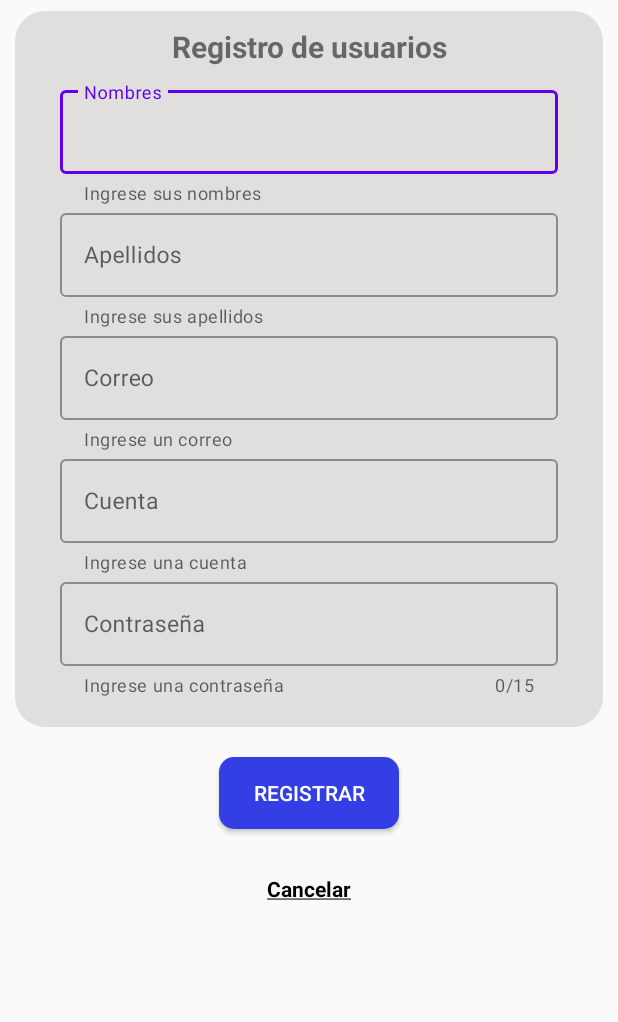
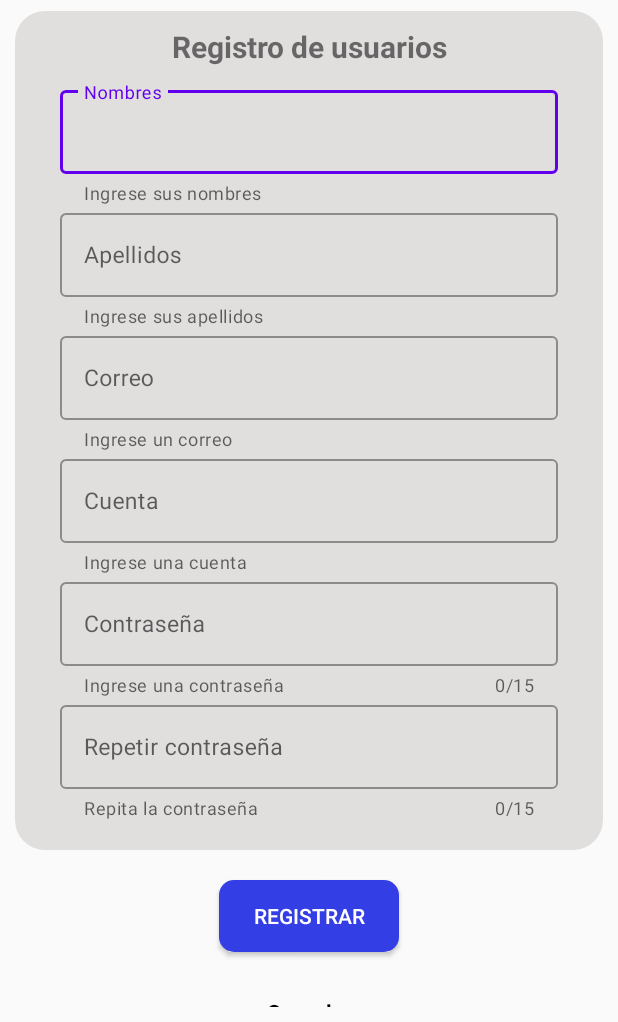
Before and after one commit to DanDelac/Proyecto, an Android app: the Register screen opened directly, with no data from a screen before it, on a phone screen of 412 x 824 dp, the part 214-1236 px from its top. Run offline under Robolectric (Android 15) with nearby library versions, the phone set to English and light mode, and no system bars; our stand-ins replace Volley; network calls fail.

Commit message:
Frontend V2.0 Corrección de mensajes

```diff
--- a/app/src/main/java/com/example/proyecto/ui/Register/Register.java
+++ b/app/src/main/java/com/example/proyecto/ui/Register/Register.java
@@ -32,7 +32,7 @@ import java.nio.charset.StandardCharsets;
 
 
 public class Register extends AppCompatActivity  {
-    TextInputEditText edtNombre, edtApellidos, edtCorreo, edtCuenta, edtContra;
+    TextInputEditText edtNombre, edtApellidos, edtCorreo, edtCuenta, edtContra,edtContra2;
     Button btnRegistrar;
     TextView txtCancelar;
 
@@ -52,6 +52,7 @@ public class Register extends AppCompatActivity  {
         edtCorreo = findViewById(R.id.edtReEmail);
         edtCuenta = findViewById(R.id.edtReAccount);
         edtContra = findViewById(R.id.edtRePassword);
+        edtContra2 = findViewById(R.id.edtRePassword2);
 
         txtCancelar = findViewById(R.id.txtReCancelar);
         btnRegistrar = findViewById(R.id.btnReRegistrar);
@@ -62,14 +63,15 @@ public class Register extends AppCompatActivity  {
             @Override
             public void onClick(View view) {
                 if(edtApellidos.getText().toString().replace(" ","").isEmpty()
-                ||edtContra.getText().toString().replace(" ","").isEmpty()
-                ||edtCorreo.getText().toString().replace(" ","").isEmpty()
-                ||edtCuenta.getText().toString().replace(" ","").isEmpty()
-                ||edtNombre.getText().toString().replace(" ","").isEmpty())
+                    ||edtContra.getText().toString().replace(" ","").isEmpty()
+                    ||edtContra2.getText().toString().replace(" ","").isEmpty()
+                    ||edtCorreo.getText().toString().replace(" ","").isEmpty()
+                    ||edtCuenta.getText().toString().replace(" ","").isEmpty()
+                    ||edtNombre.getText().toString().replace(" ","").isEmpty())
                 Toast.makeText(Register.this, getString(R.string.error_Null), Toast.LENGTH_SHORT).show();
                 else {
                     aux = edtContra.getText().toString();
-                    aux1 = edtContra.getText().toString();
+                    aux1 = edtContra2.getText().toString();
                     if (aux.equals(aux1)) {
                         dialogAcept();
                     } else
--- a/app/src/main/java/com/example/proyecto/ui/Theme/DetailTheme.java
+++ b/app/src/main/java/com/example/proyecto/ui/Theme/DetailTheme.java
@@ -80,7 +80,7 @@ public class DetailTheme extends AppCompatActivity {
         recyclerView.setHasFixedSize(true);
 
         progreso = new ProgressDialog(DetailTheme.this);
-        progreso.setMessage(getString(R.string.load_Register));
+        progreso.setMessage(getString(R.string.load_Theme));
         progreso.show();
         String url = Util.RUTA+"listarTheme.php?Cod="+idSes ;
         url=url.replace(" ","%20");
--- a/app/src/main/res/layout/activity_register.xml
+++ b/app/src/main/res/layout/activity_register.xml
@@ -137,6 +137,25 @@
                     android:textSize="15dp"></android.support.design.widget.TextInputEditText>
             </android.support.design.widget.TextInputLayout>
 
+            <android.support.design.widget.TextInputLayout
+                style="@style/Widget.MaterialComponents.TextInputLayout.OutlinedBox"
+                android:layout_width="match_parent"
+                android:layout_height="wrap_content"
+                app:counterEnabled="true"
+                app:counterMaxLength="15"
+                app:helperText="@string/RGtxtPassword2">
+
+                <android.support.design.widget.TextInputEditText
+                    android:id="@+id/edtRePassword2"
+                    android:layout_width="match_parent"
+                    android:layout_height="wrap_content"
+                    android:cursorVisible="true"
+                    android:hint="@string/RGedtPassword2"
+                    android:inputType="textPassword"
+                    android:maxLength="15"
+                    android:textSize="15dp"></android.support.design.widget.TextInputEditText>
+            </android.support.design.widget.TextInputLayout>
+
 
         </LinearLayout>
 
--- a/app/src/main/res/values/strings.xml
+++ b/app/src/main/res/values/strings.xml
@@ -4,7 +4,7 @@
     <string name="title_glosary">Glosario</string>
     <string name="title_settings">Ajustes</string>
     <string name="msgwelcome">Hello there, Welcome</string>
-    <string name="logUser">Ingrese su usuario</string>
+    <string name="logUser">Ingrese su cuenta o correo</string>
     <string name="logedtUser">Usuario</string>
     <string name="logPass">Ingrese su contraseña</string>
     <string name="logedtPass">Contraseña</string>
@@ -21,6 +21,8 @@
     <string name="RGedtEmail">Correo</string>
     <string name="RGtxtPassword">Ingrese una contraseña</string>
     <string name="RGedtPassword">Contraseña</string>
+    <string name="RGtxtPassword2">Repita la contraseña</string>
+    <string name="RGedtPassword2">Repetir contraseña</string>
     <string name="RGtxtAccount">Ingrese una cuenta</string>
     <string name="RGedtAccount">Cuenta</string>
     <string name="RGbtn">Registrar</string>
@@ -38,13 +40,14 @@
 
     <string name="load_Register"><u>Registrando cuenta</u></string>
     <string name="load_Login"><u>Buscando ...</u></string>
+    <string name="load_Theme"><u>Cargando los temas de la sesión ...</u></string>
 
-    <string name="error_General"><u>ERROR:  Se ingreso a onError</u></string>
+    <string name="error_General"><u>ERROR:  No se pudo cargar la base de datos</u></string>
     <string name="error_Login"><u>La cuenta no existe</u></string>
     <string name="error_Login1"><u>Contraseña errada</u></string>
     <string name="error_Null"><u>Rellene todos los campos</u></string>
     <string name="error_Pass"><u>Las contraseñas son distintas</u></string>
-    <string name="error_msj1"><u>El correo ingresado esta registrado</u></string>
+    <string name="error_msj1"><u>El correo o cuenta ingresado esta registrado</u></string>
     <string name="error_msj2"><u>No se pudo registrar</u></string>
     <string name="error_msj3"><u>No se pudo actualizar</u></string>
 
```
